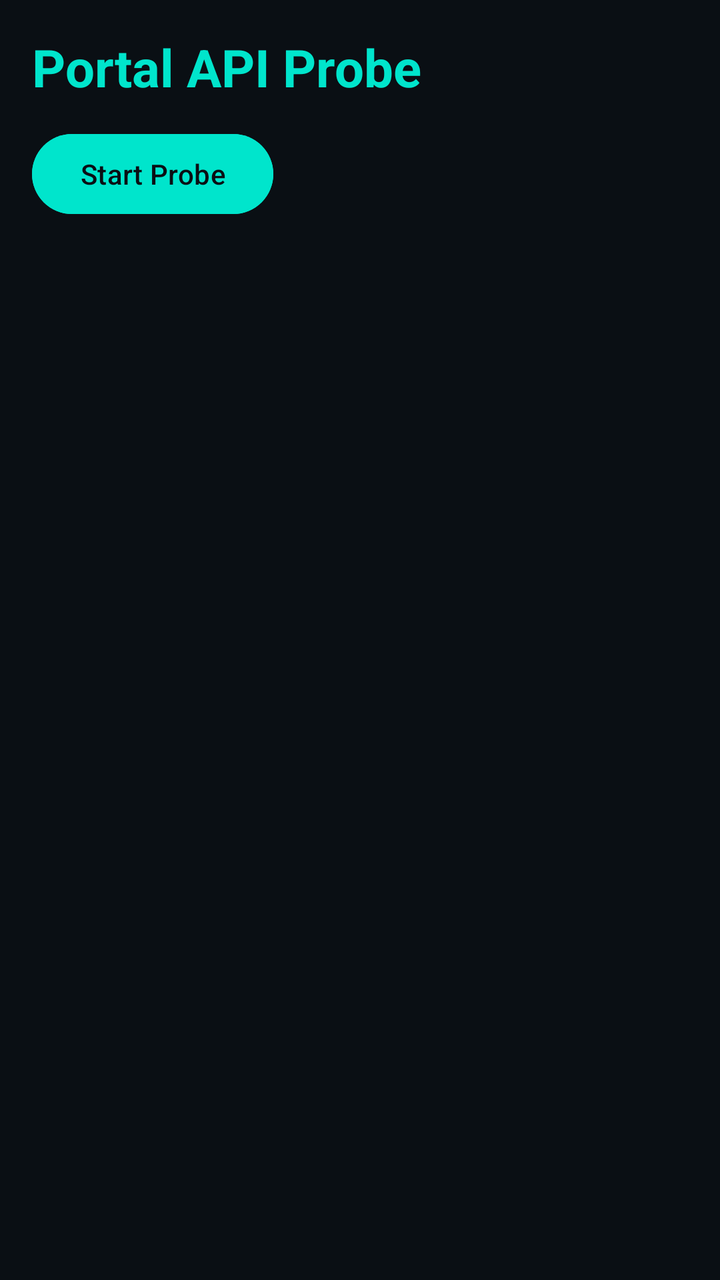
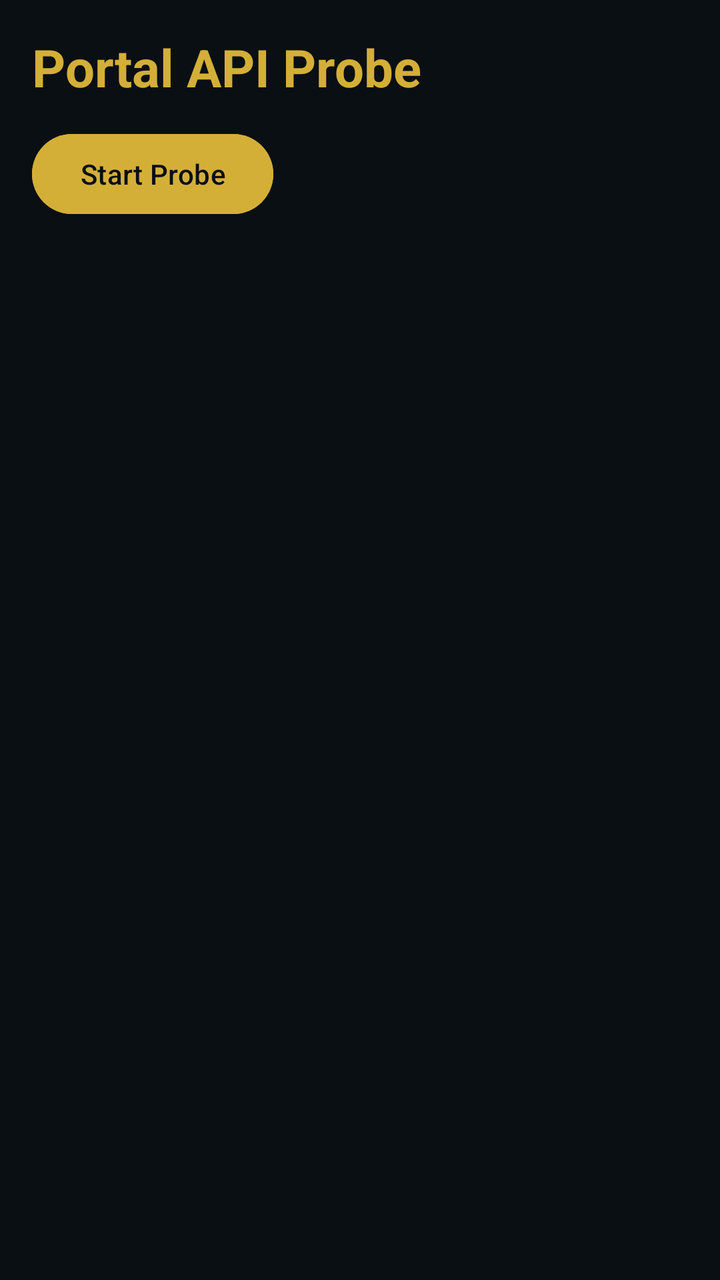

Two renders of the same Android screen: before a commit and after it. Below are the layout's source before the change and the commit's diff.
<!-- AndroidManifest.xml: application theme Theme.ZyneLabsSTB -->
<!-- res/layout/activity_probe.xml -->
<?xml version="1.0" encoding="utf-8"?>
<LinearLayout xmlns:android="http://schemas.android.com/apk/res/android"
    android:layout_width="match_parent"
    android:layout_height="match_parent"
    android:background="@color/background"
    android:orientation="vertical"
    android:padding="16dp">

    <TextView
        android:layout_width="wrap_content"
        android:layout_height="wrap_content"
        android:layout_marginBottom="12dp"
        android:text="@string/probe_title"
        android:textColor="@color/teal"
        android:textSize="26sp"
        android:textStyle="bold" />

    <Button
        android:id="@+id/btnStart"
        android:layout_width="wrap_content"
        android:layout_height="wrap_content"
        android:layout_marginBottom="12dp"
        android:backgroundTint="@color/teal"
        android:text="@string/start_probe"
        android:textColor="@color/background" />

    <ScrollView
        android:id="@+id/scrollView"
        android:layout_width="match_parent"
        android:layout_height="0dp"
        android:layout_weight="1"
        android:focusable="true">

        <TextView
            android:id="@+id/tvResults"
            android:layout_width="match_parent"
            android:layout_height="wrap_content"
            android:textColor="@color/text_primary"
            android:textSize="13sp"
            android:fontFamily="monospace" />

    </ScrollView>

</LinearLayout>
<!-- resources referenced by this layout -->
<resources>
  <color name="background">#0A0F14</color>
  <color name="teal">#00E5CC</color>
  <color name="text_primary">#FFFFFF</color>
  <string name="probe_title">Portal API Probe</string>
  <string name="start_probe">Start Probe</string>
  <style name="Theme.ZyneLabsSTB" parent="Theme.Material3.Dark.NoActionBar">
          <item name="colorPrimary">@color/gold</item>
          <item name="colorOnPrimary">@color/background</item>
          <item name="colorSecondary">@color/teal</item>
          <item name="android:windowBackground">@color/background</item>
          <item name="android:statusBarColor">@color/background</item>
          <item name="android:navigationBarColor">@color/background</item>
          <item name="android:textColorPrimary">@color/text_primary</item>
      </style>
  <color name="gold">#D4AF37</color>
</resources>

<!-- the commit's change to res/layout/activity_probe.xml (unified diff, before → after) -->
@@ -11,7 +11,7 @@
         android:layout_height="wrap_content"
         android:layout_marginBottom="12dp"
         android:text="@string/probe_title"
-        android:textColor="@color/teal"
+        android:textColor="@color/gold"
         android:textSize="26sp"
         android:textStyle="bold" />
 
@@ -20,7 +20,7 @@
         android:layout_width="wrap_content"
         android:layout_height="wrap_content"
         android:layout_marginBottom="12dp"
-        android:backgroundTint="@color/teal"
+        android:backgroundTint="@color/gold"
         android:text="@string/start_probe"
         android:textColor="@color/background" />
 
